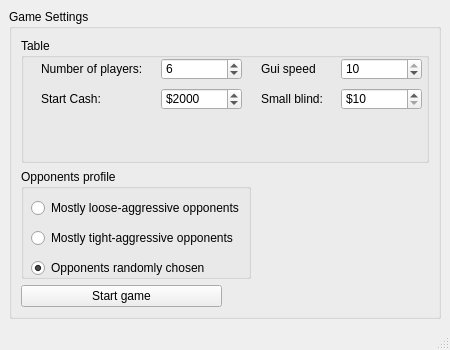
Marcennaji/HoldemCore, file src/ui/qtwidgets/startwindow.ui: the form before one commit.
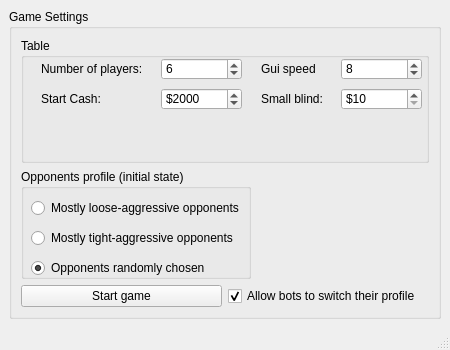
The form after the commit. Icons and pictures are not drawn.

Commit message: added option for allowing bots to decide to switch strategy

```diff
--- a/src/ui/qtwidgets/startwindow.ui
+++ b/src/ui/qtwidgets/startwindow.ui
@@ -42,7 +42,7 @@
           </size>
          </property>
          <property name="title">
-          <string>Opponents profile</string>
+          <string>Opponents profile (initial state)</string>
          </property>
          <widget class="QRadioButton" name="radioButton_opponentsRandomlyChosen">
           <property name="geometry">
@@ -260,7 +260,7 @@
            <number>1</number>
           </property>
           <property name="value">
-           <number>10</number>
+           <number>8</number>
           </property>
          </widget>
         </widget>
@@ -291,6 +291,16 @@
          </property>
         </widget>
        </item>
+       <item row="2" column="1">
+        <widget class="QCheckBox" name="checkBox_switchStrategy">
+         <property name="text">
+          <string>Allow bots to switch their profile</string>
+         </property>
+         <property name="checked">
+          <bool>true</bool>
+         </property>
+        </widget>
+       </item>
       </layout>
      </widget>
     </item>
```
